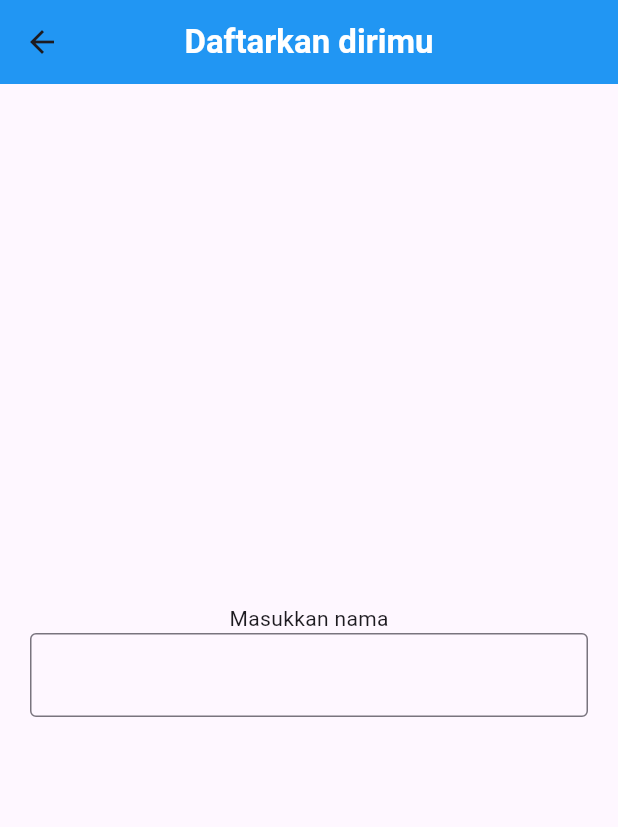
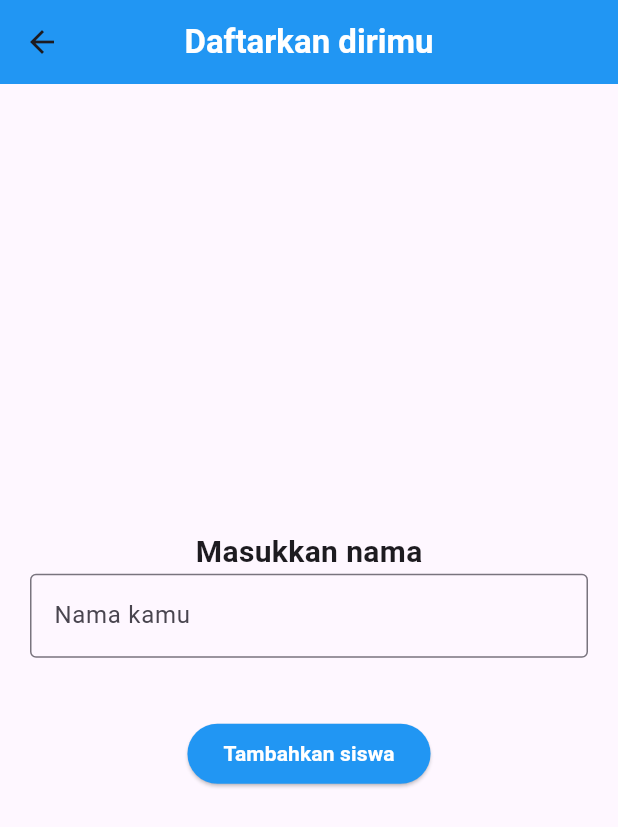
Before and after one commit to LukieWachtt/flutterujian, a Flutter app: the HomePage screen opened by its route, after a tap on "Daftar", on a phone screen of 412 x 824 dp. Shown: the top 827 px of the screen. Run offline on Flutter 3.47's test engine with Material 3 defaults, Android fonts, the phone set to English and light mode, and no system bars.

Commit message:
feat: added snackbar

```diff
--- a/lib/pages/daftar.dart
+++ b/lib/pages/daftar.dart
@@ -1,15 +1,20 @@
 import 'package:flutter/material.dart';
 
-class Daftar extends StatelessWidget {
-   Daftar({super.key});
+class Daftar extends StatefulWidget {
+  Daftar({super.key});
 
+  @override
+  State<Daftar> createState() => _DaftarState();
+}
+
+class _DaftarState extends State<Daftar> {
   final TextEditingController _controller = TextEditingController();
 
   @override
   Widget build(BuildContext context) {
     return Scaffold(
       appBar: AppBar(
-        title: Text(
+        title: const Text(
           'Daftarkan dirimu',
           style: TextStyle(color: Colors.white, fontWeight: FontWeight.bold),
         ),
@@ -22,15 +27,37 @@ class Daftar extends StatelessWidget {
           child: Column(
             mainAxisAlignment: MainAxisAlignment.center,
             children: [
-              Text('Masukkan nama'),
+              const Text(
+                'Masukkan nama',
+                style: TextStyle(fontWeight: FontWeight.bold, fontSize: 20),
+              ),
               TextFormField(
                 controller: _controller,
-                decoration: const InputDecoration(border: OutlineInputBorder(), ),
-              )
+                decoration: const InputDecoration(
+                    border: OutlineInputBorder(), hintText: 'Nama kamu'),
+              ),
+              const SizedBox(
+                height: 40,
+              ),
+              ElevatedButton(
+                  style: ElevatedButton.styleFrom(backgroundColor: Colors.blue),
+                  onPressed: () {
+                    _saveData();
+                  },
+                  child: const Text(
+                    'Tambahkan siswa',
+                    style: TextStyle(
+                        fontWeight: FontWeight.bold, color: Colors.white),
+                  ))
             ],
           ),
         ),
       ),
     );
   }
+
+  Future<void> _saveData() async {
+    ScaffoldMessenger.of(context)
+        .showSnackBar(const SnackBar(content: Text('Siswa ditambahkan')));
+  }
 }
--- a/lib/pages/daftarsiswa.dart
+++ b/lib/pages/daftarsiswa.dart
@@ -19,13 +19,13 @@ class Daftarsiswa extends StatelessWidget {
         itemBuilder: (BuildContext context, int index) {
           return Container(
             height: 50,
-            color: Colors.blue,
+            color: Colors.grey,
             child: Row(
               crossAxisAlignment: CrossAxisAlignment.center,
               children: [
                 Padding(
                   padding: const EdgeInsets.symmetric(horizontal: 5),
-                  child: Text('Lukman', style: TextStyle(color: Colors.white),),
+                  child: Text('Lukman', style: TextStyle(color: Colors.black),),
                 ),
               ],
             ),
--- a/lib/pages/homepage.dart
+++ b/lib/pages/homepage.dart
@@ -21,10 +21,10 @@ class HomePage extends StatelessWidget {
           children: [
             Text(
               'Daftarkan diri anda di sekolah ADN Boarding School',
-              style: TextStyle(color: Colors.black),
+              style: TextStyle(color: Colors.black, fontSize: 20, fontWeight: FontWeight.bold),
             ),
             SizedBox(
-              height: 20,
+              height: 50,
             ),
             ElevatedButton(
                 onPressed: () {
```
